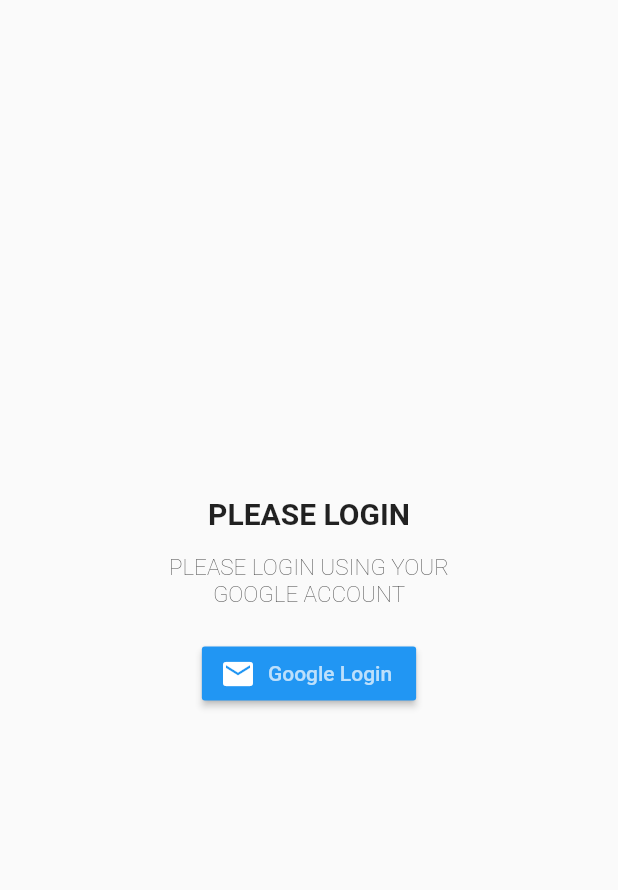
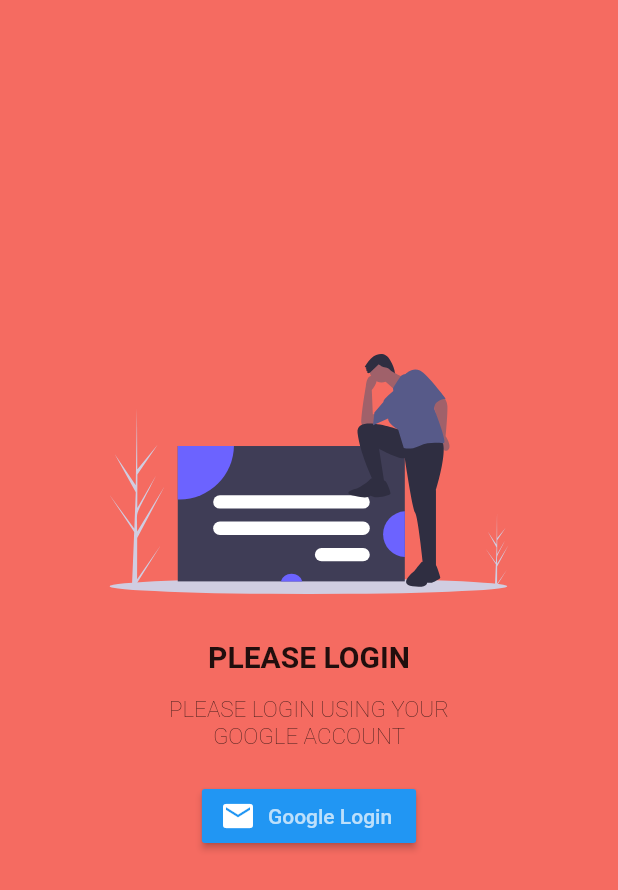
Before and after one commit to ialexies/subic-jobs-mobile-app, a Flutter app: the screen it shows after launch, on a phone screen of 412 x 824 dp. Shown: the top 890 px of the screen. Run offline on Flutter 3.47's test engine with Material 2 defaults, Android fonts, the phone set to English and light mode, and no system bars; our stand-ins replace flutter_svg.

Commit message:
splash test animation

```diff
--- a/lib/main.dart
+++ b/lib/main.dart
@@ -1,4 +1,6 @@
 import "package:flutter/material.dart";
+import 'package:flutter_svg/flutter_svg.dart';
+import 'package:subicjobs/widgets/splashScreen.dart';
 
 void main() => runApp(MyApp());
 
@@ -7,6 +9,7 @@ class MyApp extends StatelessWidget {
   Widget build(BuildContext context) {
     return MaterialApp(
       home: SubicJobs(),
+      theme: ThemeData(),
     );
   }
 }
@@ -34,57 +37,35 @@ class _SubicJobsState extends State<SubicJobs> {
 
   unAuthScreen() {
     return Scaffold(
-      body: splashScreen(
+      body: SplashScreen(
         title: "Please Login",
         description: "Please Login using your \ngoogle account",
         content: Padding(
           padding: const EdgeInsets.all(20.0),
           child: RaisedButton.icon(
             color: Theme.of(context).primaryColor,
-            label: Text('Google Login', style: TextStyle(color: Colors.white70),),
-            icon: Icon(Icons.email, color: Colors.white,),
-            onPressed: ()=>print('fdfdf'),
+            label: Text(
+              'Google Login',
+              style: TextStyle(color: Colors.white70),
+            ),
+            icon: Icon(
+              Icons.email,
+              color: Colors.white,
+            ),
+            onPressed: () => print('fdfdf'),
+          ),
+        ),
+        image: Container(
+          child: Column(
+            children: <Widget>[
+              SvgPicture.asset('assets/images/sign_in.svg', height: 160.0),
+              SizedBox(height: 30),
+            ],
           ),
         ),
       ),
     );
   }
 
-  Widget splashScreen({String title, String description, Widget content}) {
-    return SafeArea(
-      child: Row(
-        mainAxisSize: MainAxisSize.max,
-        mainAxisAlignment: MainAxisAlignment.center,
-        children: <Widget>[
-          Flexible(
-            child: Column(
-              crossAxisAlignment: CrossAxisAlignment.center,
-              mainAxisSize: MainAxisSize.max,
-              mainAxisAlignment: MainAxisAlignment.center,
-              children: <Widget>[
-                Text(title.toString().toUpperCase(),
-                    textAlign: TextAlign.center,
-                    style: TextStyle(
-                      fontSize: 20,
-                      fontWeight: FontWeight.bold,
-                    )),
-                SizedBox(
-                  height: 15,
-                ),
-                Text(description.toString().toUpperCase(),
-                    textAlign: TextAlign.center,
-                    overflow: TextOverflow.clip,
-                    maxLines: 30,
-                    style: TextStyle(
-                      fontSize: 15,
-                      fontWeight: FontWeight.w100,
-                    )),
-                content != null ? content : Text(''),
-              ],
-            ),
-          ),
-        ],
-      ),
-    );
-  }
+
 }
--- a/lib/widgets/splashScreen.dart
+++ b/lib/widgets/splashScreen.dart
@@ -0,0 +1,77 @@
+import 'package:flutter/material.dart';
+import 'package:flutter/widgets.dart';
+
+class SplashScreen extends StatefulWidget {
+  // SplashScreen({ Key key, this.duration }) : super(key: key);
+
+  String title;
+  String description;
+  Widget content;
+  Widget image;
+
+  SplashScreen({this.title, this.description, this.content, this.image});
+
+  @override
+  _SplashScreenState createState() => _SplashScreenState();
+}
+
+class _SplashScreenState extends State<SplashScreen>
+    with TickerProviderStateMixin {
+  AnimationController _controller;
+
+  @override
+  void initState() {
+    super.initState();
+    _controller = AnimationController(
+      vsync: this, // the SingleTickerProviderStateMixin
+      duration: Duration(seconds: 10),
+    );
+    _controller.forward();
+
+    _controller.addListener(() {
+      setState(() {});
+      print(_controller.value);
+    });
+  }
+
+  @override
+  Widget build(BuildContext context) {
+    return SafeArea(
+      child: Container(
+        color: Colors.red.withOpacity(_controller.value),
+        child: Row(
+          mainAxisSize: MainAxisSize.max,
+          mainAxisAlignment: MainAxisAlignment.center,
+          children: <Widget>[
+            Flexible(
+              child: Column(
+                crossAxisAlignment: CrossAxisAlignment.center,
+                mainAxisSize: MainAxisSize.max,
+                mainAxisAlignment: MainAxisAlignment.center,
+                children: <Widget>[
+                  widget.image == null ? SizedBox.shrink() : widget.image,
+                  Text(widget.title.toString().toUpperCase(),
+                      textAlign: TextAlign.center,
+                      style: TextStyle(
+                        fontSize: 20,
+                        fontWeight: FontWeight.bold,
+                      )),
+                  SizedBox(height: 15),
+                  Text(widget.description.toString().toUpperCase(),
+                      textAlign: TextAlign.center,
+                      overflow: TextOverflow.clip,
+                      maxLines: 30,
+                      style: TextStyle(
+                        fontSize: 15,
+                        fontWeight: FontWeight.w100,
+                      )),
+                  widget.content != null ? widget.content : SizedBox.shrink(),
+                ],
+              ),
+            ),
+          ],
+        ),
+      ),
+    );
+  }
+}
--- a/pubspec.yaml
+++ b/pubspec.yaml
@@ -19,6 +19,7 @@ environment:
 dependencies:
   flutter:
     sdk: flutter
+  flutter_svg: ^0.17.1
 
   # The following adds the Cupertino Icons font to your application.
   # Use with the CupertinoIcons class for iOS style icons.
@@ -46,8 +47,8 @@ flutter:
   uses-material-design: true
 
   # To add assets to your application, add an assets section, like this:
-  # assets:
-  #   - images/a_dot_burr.jpeg
+  assets:
+    - assets/images/
   #   - images/a_dot_ham.jpeg
 
   # An image asset can refer to one or more resolution-specific "variants", see
```
Also changed, not shown: assets/images/sign_in.svg (added), pubspec.lock.
